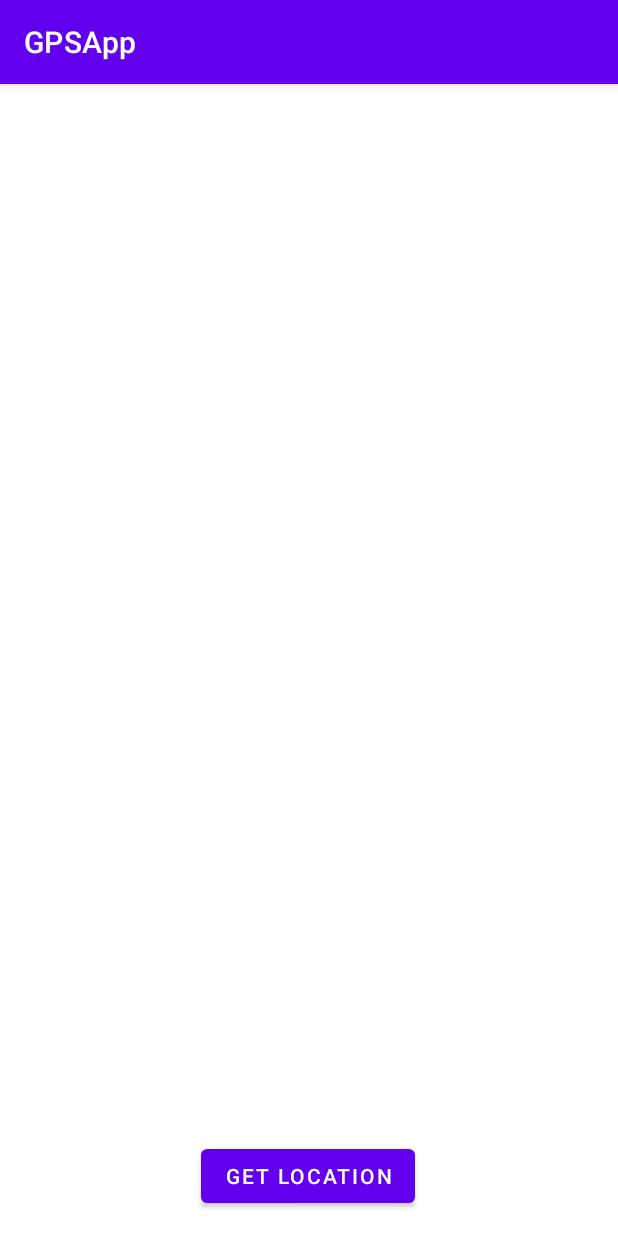
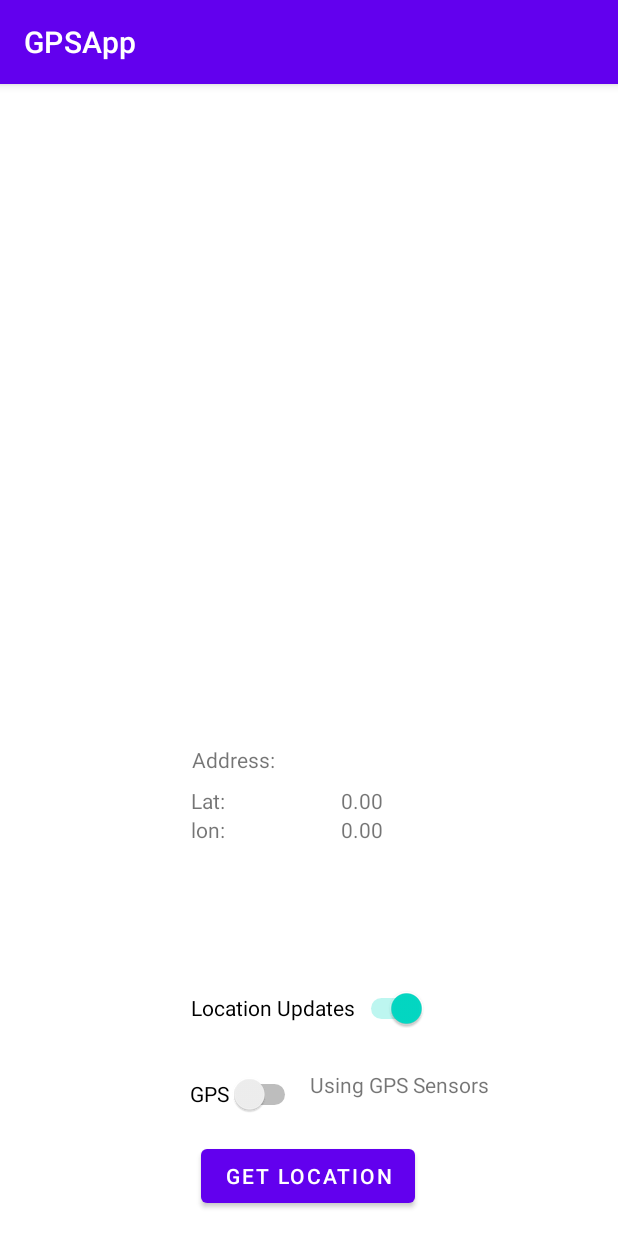
Before and after one commit to Vert999/GPSApp, an Android app: the screen it shows after launch (MainActivity), after a tap on "GET LOCATION", on a phone screen of 412 x 824 dp. Run offline under Robolectric (Android 15) with nearby library versions, the phone set to English and light mode, and no system bars.

```diff
--- a/app/src/main/java/com/example/gpsapp/MainActivity.java
+++ b/app/src/main/java/com/example/gpsapp/MainActivity.java
@@ -20,11 +20,13 @@ import android.os.Bundle;
 import android.os.Looper;
 import android.view.View;
 import android.widget.Button;
+import android.widget.Switch;
 import android.widget.TextView;
 import android.widget.Toast;
 
 import com.google.android.gms.common.api.ApiException;
 import com.google.android.gms.common.api.ResolvableApiException;
+import com.google.android.gms.location.FusedLocationProviderClient;
 import com.google.android.gms.location.LocationCallback;
 import com.google.android.gms.location.LocationRequest;
 import com.google.android.gms.location.LocationResult;
@@ -33,163 +35,116 @@ import com.google.android.gms.location.LocationSettingsRequest;
 import com.google.android.gms.location.LocationSettingsResponse;
 import com.google.android.gms.location.LocationSettingsStatusCodes;
 import com.google.android.gms.tasks.OnCompleteListener;
+import com.google.android.gms.tasks.OnSuccessListener;
 import com.google.android.gms.tasks.Task;
 import android.Manifest;
+
+import org.w3c.dom.Text;
+
 import java.util.function.Consumer;
 
 public class MainActivity extends AppCompatActivity {
+    private static final int PERMISSIONS_FINE_LOCATION = 99; // this can be any arbitrary number that you want
     private TextView AddressText;
     private Button LocationButton;
-    private LocationRequest locationRequest;
+    private TextView lati;
+    private TextView logn;
+    private Switch locationUpdate;
+    private Switch sgps;
+    private TextView lblGPS;
 
+    private LocationRequest locationRequest; // location request is a config file for settings related to fuzedproviderclient
 
+    FusedLocationProviderClient flpc; // Google's API for location services
     @Override
     protected void onCreate(Bundle savedInstanceState) {
         super.onCreate(savedInstanceState);
         setContentView(R.layout.activity_main);
         // Activity objects go here
-        AddressText = findViewById(R.id.result);
+        AddressText = findViewById(R.id.address_text);
         LocationButton = findViewById(R.id.getIt);
+        lati = findViewById(R.id.lat_text);
+        logn = findViewById(R.id.lon_text);
+        locationUpdate = findViewById(R.id.slocationsupdates);
+        sgps = findViewById(R.id.sgps);
+        lblGPS = findViewById(R.id.labelgp);
         //Other variables go here
         locationRequest = LocationRequest.create();
+        // priority is the accuracy of the location
         locationRequest.setPriority(LocationRequest.PRIORITY_HIGH_ACCURACY);
-        locationRequest.setInterval(5000);
-        locationRequest.setFastestInterval(2000);
+        // Interval is how often does it check for updates, fastest is the best case scenario
+        locationRequest.setInterval(30000);
+        locationRequest.setFastestInterval(5000);
 
+        sgps.setOnClickListener(new View.OnClickListener() {
+            @Override
+            public void onClick(View view) {
+                if (sgps.isChecked()) // checked is high accuracy
+                {
+                    locationRequest.setPriority(LocationRequest.PRIORITY_HIGH_ACCURACY);
+                    lblGPS.setText("Using GPS Sensors");
+                }
+                else
+                {
+                    locationRequest.setPriority(LocationRequest.PRIORITY_LOW_POWER);
+                    lblGPS.setText("Using Towers + WIFI");
+                }
+            }
+        });
         LocationButton.setOnClickListener(new View.OnClickListener() {
             @Override
             public void onClick(View v) {
-
-                getCurrentLocation();
+                updateGPS();
             }
         });
 
-
-    }
-    // asks for permission before using
-    @Override
-    public void onRequestPermissionsResult(int requestCode, @NonNull String[] permissions, @NonNull int[] grantResults) {
-        super.onRequestPermissionsResult(requestCode, permissions, grantResults);
-
-        if (requestCode == 1){
-            if (grantResults[0] == PackageManager.PERMISSION_GRANTED){
-
-                if (isGPSEnabled()) {
-
-                    getCurrentLocation();
-
-                }else {
-
-                    turnOnGPS();
-                }
-            }
-        }
 
 
     }
 
     @Override
-    protected void onActivityResult(int requestCode, int resultCode, @Nullable Intent data) {
-        super.onActivityResult(requestCode, resultCode, data);
+    public void onRequestPermissionsResult(int requestCode, @NonNull String[] permissions, @NonNull int[] grantResults) {
+        super.onRequestPermissionsResult(requestCode, permissions, grantResults);
 
-        if (requestCode == 2) {
-            if (resultCode == Activity.RESULT_OK) {
+        switch (requestCode) {
+            case PERMISSIONS_FINE_LOCATION:
+            if (grantResults[0] == PackageManager.PERMISSION_GRANTED)
+            {
+                updateGPS();
+            }
+            else {
+                Toast.makeText(this, "This app requires that you grant permission to work properly", Toast.LENGTH_SHORT).show();
+                finish();
+            }
+            break;
+        }
+    }
 
-                getCurrentLocation();
+    private void updateGPS(){
+        // get permissions to track GPS, current location from fused client, and updates the UI
+        flpc = LocationServices.getFusedLocationProviderClient(MainActivity.this);
+        if (ActivityCompat.checkSelfPermission(this, Manifest.permission.ACCESS_FINE_LOCATION) == PackageManager.PERMISSION_GRANTED)
+        {
+            flpc.getLastLocation().addOnSuccessListener(this, new OnSuccessListener<Location>() {
+                @Override
+                public void onSuccess(Location location) {
+                    //after permission is granted, the location is found and the values are put into the UI
+                    updateUI(location);
+                }
+            });
+
+        }
+        else {
+            if (Build.VERSION.SDK_INT >= Build.VERSION_CODES.M){
+                requestPermissions(new String[] {Manifest.permission.ACCESS_FINE_LOCATION}, PERMISSIONS_FINE_LOCATION);
             }
         }
     }
-
-    private void getCurrentLocation() {
-
-    //checks if build version is right
-        if (Build.VERSION.SDK_INT >= Build.VERSION_CODES.M) {
-            if (ActivityCompat.checkSelfPermission(MainActivity.this, Manifest.permission.ACCESS_FINE_LOCATION) == PackageManager.PERMISSION_GRANTED) {
-
-                if (isGPSEnabled()) {
-                    // the call that starts the whole thing
-                    LocationServices.getFusedLocationProviderClient(MainActivity.this)
-                            .requestLocationUpdates(locationRequest, new LocationCallback() {
-                                @Override
-                                public void onLocationResult(@NonNull LocationResult locationResult) {
-                                    super.onLocationResult(locationResult);
-
-                                    LocationServices.getFusedLocationProviderClient(MainActivity.this)
-                                            .removeLocationUpdates(this);
-                                // checks if location si null, if it is then somethin went wrong
-                                    if (locationResult != null && locationResult.getLocations().size() >0){
-
-                                        int index = locationResult.getLocations().size() - 1;
-                                        double latitude = locationResult.getLocations().get(index).getLatitude();
-                                        double longitude = locationResult.getLocations().get(index).getLongitude();
-
-                                        AddressText.setText("Latitude: "+ latitude + "\n" + "Longitude: "+ longitude);
-                                    }
-                                }
-                            }, Looper.getMainLooper());
-
-                } else {
-                    turnOnGPS();
-                }
-
-            } else {
-                requestPermissions(new String[]{Manifest.permission.ACCESS_FINE_LOCATION}, 1);
-            }
-        }
-    }
-
-    private void turnOnGPS() {
-
-
-
-        LocationSettingsRequest.Builder builder = new LocationSettingsRequest.Builder()
-                .addLocationRequest(locationRequest);
-        builder.setAlwaysShow(true);
-
-        Task<LocationSettingsResponse> result = LocationServices.getSettingsClient(getApplicationContext())
-                .checkLocationSettings(builder.build());
-
-        result.addOnCompleteListener(new OnCompleteListener<LocationSettingsResponse>() {
-            @Override
-            public void onComplete(@NonNull Task<LocationSettingsResponse> task) {
-
-                try {
-                    LocationSettingsResponse response = task.getResult(ApiException.class);
-                    Toast.makeText(MainActivity.this, "GPS is already tured on", Toast.LENGTH_SHORT).show();
-
-                } catch (ApiException e) {
-
-                    switch (e.getStatusCode()) {
-                        case LocationSettingsStatusCodes.RESOLUTION_REQUIRED:
-
-                            try {
-                                ResolvableApiException resolvableApiException = (ResolvableApiException) e;
-                                resolvableApiException.startResolutionForResult(MainActivity.this, 2);
-                            } catch (IntentSender.SendIntentException ex) {
-                                ex.printStackTrace();
-                            }
-                            break;
-
-                        case LocationSettingsStatusCodes.SETTINGS_CHANGE_UNAVAILABLE:
-                            //Device does not have location
-                            break;
-                    }
-                }
-            }
-        });
-
-    }
-
-    private boolean isGPSEnabled() {
-        LocationManager locationManager = null;
-        boolean isEnabled = false;
-
-        if (locationManager == null) {
-            locationManager = (LocationManager) getSystemService(Context.LOCATION_SERVICE);
-        }
-
-        isEnabled = locationManager.isProviderEnabled(LocationManager.GPS_PROVIDER);
-        return isEnabled;
-
+    private void updateUI(Location location)
+    {
+        // update the whole UI to show new values
+        lati.setText(String.valueOf(location.getLatitude()));
+        logn.setText(String.valueOf(location.getLongitude()));
+        /*AddressText.setText(location.);*/
     }
 }
--- a/app/src/main/res/layout/activity_main.xml
+++ b/app/src/main/res/layout/activity_main.xml
@@ -25,4 +25,105 @@
         app:layout_constraintEnd_toEndOf="parent"
         app:layout_constraintStart_toStartOf="parent"
         app:layout_constraintTop_toTopOf="parent" />
+
+    <TextView
+        android:id="@+id/latlabel"
+        android:layout_width="100dp"
+        android:layout_height="wrap_content"
+        android:layout_marginTop="32dp"
+        android:text="Lat:"
+        app:layout_constraintBottom_toTopOf="@+id/slocationsupdates"
+        app:layout_constraintEnd_toEndOf="parent"
+        app:layout_constraintHorizontal_bias="0.408"
+        app:layout_constraintStart_toStartOf="parent"
+        app:layout_constraintTop_toTopOf="parent"
+        app:layout_constraintVertical_bias="0.806" />
+
+    <TextView
+        android:id="@+id/lat_text"
+        android:layout_width="wrap_content"
+        android:layout_height="wrap_content"
+        android:text="0.00"
+        app:layout_constraintEnd_toEndOf="@+id/lon_text"
+        app:layout_constraintStart_toEndOf="@+id/latlabel"
+        app:layout_constraintTop_toTopOf="@+id/latlabel" />
+
+    <TextView
+        android:id="@+id/lonlabel"
+        android:layout_width="100dp"
+        android:layout_height="wrap_content"
+        android:text="lon:"
+        app:layout_constraintEnd_toEndOf="@+id/latlabel"
+        app:layout_constraintStart_toStartOf="@+id/latlabel"
+        app:layout_constraintTop_toBottomOf="@+id/latlabel" />
+
+    <TextView
+        android:id="@+id/lon_text"
+        android:layout_width="wrap_content"
+        android:layout_height="wrap_content"
+        android:text="0.00"
+        app:layout_constraintStart_toEndOf="@+id/lonlabel"
+        app:layout_constraintTop_toBottomOf="@+id/latlabel" />
+
+    <Switch
+        android:id="@+id/slocationsupdates"
+        android:layout_width="wrap_content"
+        android:layout_height="wrap_content"
+        android:checked="true"
+        android:minHeight="48dp"
+        android:text="Location Updates"
+        app:layout_constraintBottom_toTopOf="@+id/sgps"
+        app:layout_constraintEnd_toEndOf="parent"
+        app:layout_constraintHorizontal_bias="0.501"
+        app:layout_constraintStart_toStartOf="parent"
+        app:layout_constraintTop_toTopOf="parent"
+        app:layout_constraintVertical_bias="0.984" />
+
+    <Switch
+        android:id="@+id/sgps"
+        android:layout_width="wrap_content"
+        android:layout_height="wrap_content"
+        android:minHeight="48dp"
+        android:text="GPS"
+        app:layout_constraintBottom_toTopOf="@+id/getIt"
+        app:layout_constraintEnd_toEndOf="parent"
+        app:layout_constraintHorizontal_bias="0.375"
+        app:layout_constraintStart_toStartOf="parent"
+        app:layout_constraintTop_toTopOf="parent"
+        app:layout_constraintVertical_bias="0.99" />
+
+    <TextView
+        android:id="@+id/labelgp"
+        android:layout_width="wrap_content"
+        android:layout_height="wrap_content"
+        android:layout_marginTop="8dp"
+
+        android:text="Using GPS Sensors"
+        app:layout_constraintBottom_toBottomOf="@+id/sgps"
+        app:layout_constraintEnd_toEndOf="parent"
+        app:layout_constraintHorizontal_bias="0.065"
+        app:layout_constraintStart_toEndOf="@+id/sgps"
+        app:layout_constraintTop_toTopOf="@+id/sgps"
+        app:layout_constraintVertical_bias="0.0" />
+
+    <TextView
+        android:id="@+id/labeladdress"
+        android:layout_width="100dp"
+        android:layout_height="wrap_content"
+        android:text="Address:"
+        app:layout_constraintBottom_toBottomOf="parent"
+        app:layout_constraintEnd_toEndOf="parent"
+        app:layout_constraintHorizontal_bias="0.411"
+        app:layout_constraintStart_toStartOf="parent"
+        app:layout_constraintTop_toTopOf="parent"
+        app:layout_constraintVertical_bias="0.589" />
+
+    <TextView
+        android:id="@+id/address_text"
+        android:layout_width="wrap_content"
+        android:layout_height="wrap_content"
+        app:layout_constraintBottom_toBottomOf="@+id/labeladdress"
+        app:layout_constraintEnd_toEndOf="@+id/lat_text"
+        app:layout_constraintStart_toEndOf="@+id/labeladdress"
+        app:layout_constraintTop_toTopOf="@+id/labeladdress" />
 </androidx.constraintlayout.widget.ConstraintLayout>
```
